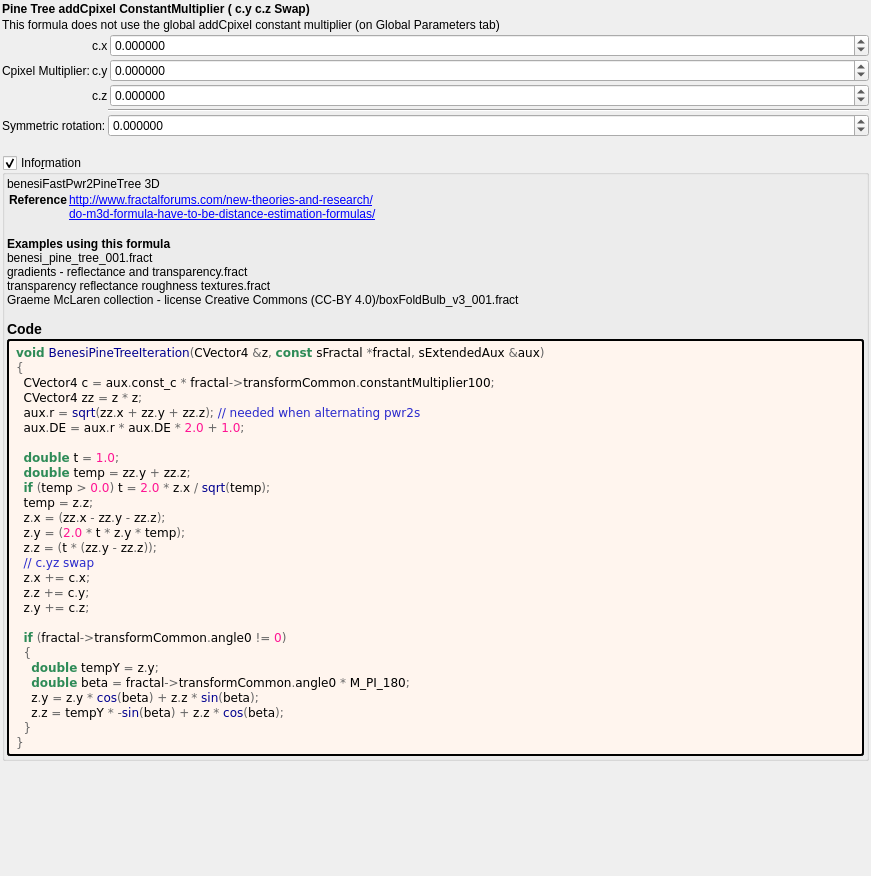
Above: mandelbulber2/formula/ui/benesi_pine_tree.ui from buddhi1980/mandelbulber2 before the change. Below: the same form after it.
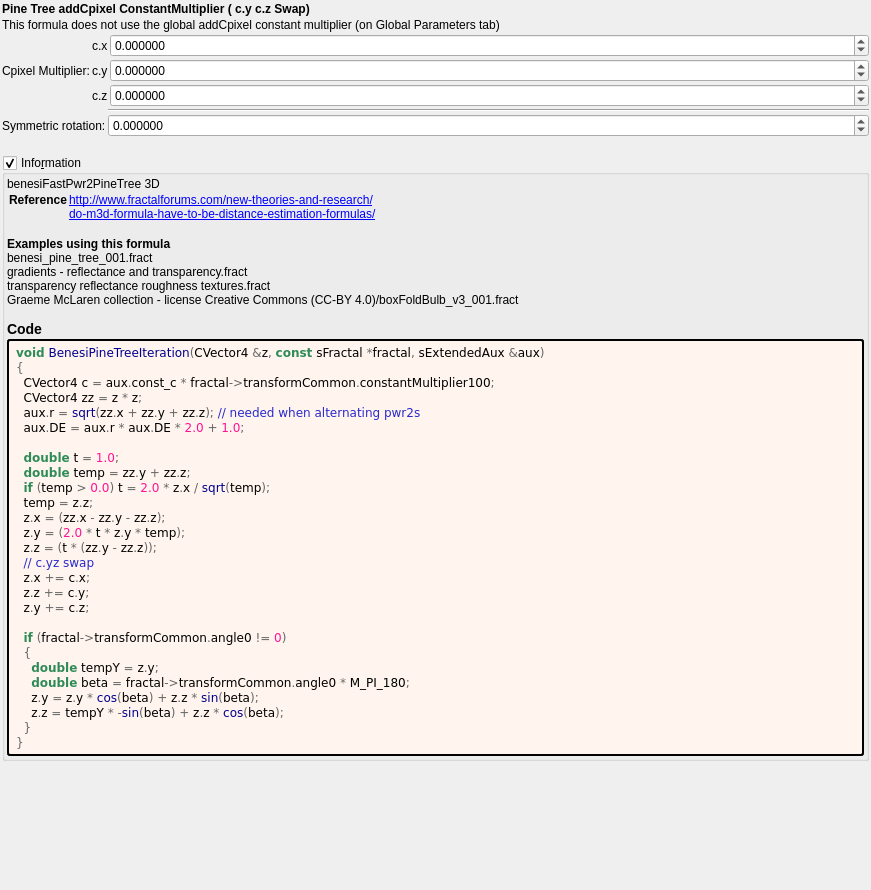
That is the form after the change. Custom widgets are drawn as their Qt base class.

Diff of the .ui file:
```diff
--- a/mandelbulber2/formula/ui/benesi_pine_tree.ui
+++ b/mandelbulber2/formula/ui/benesi_pine_tree.ui
@@ -7,7 +7,7 @@
     <x>0</x>
     <y>0</y>
     <width>871</width>
-    <height>876</height>
+    <height>890</height>
    </rect>
   </property>
   <property name="windowTitle">
```
Left out of the diff: 8 changed lines with no effect on the pictures.
